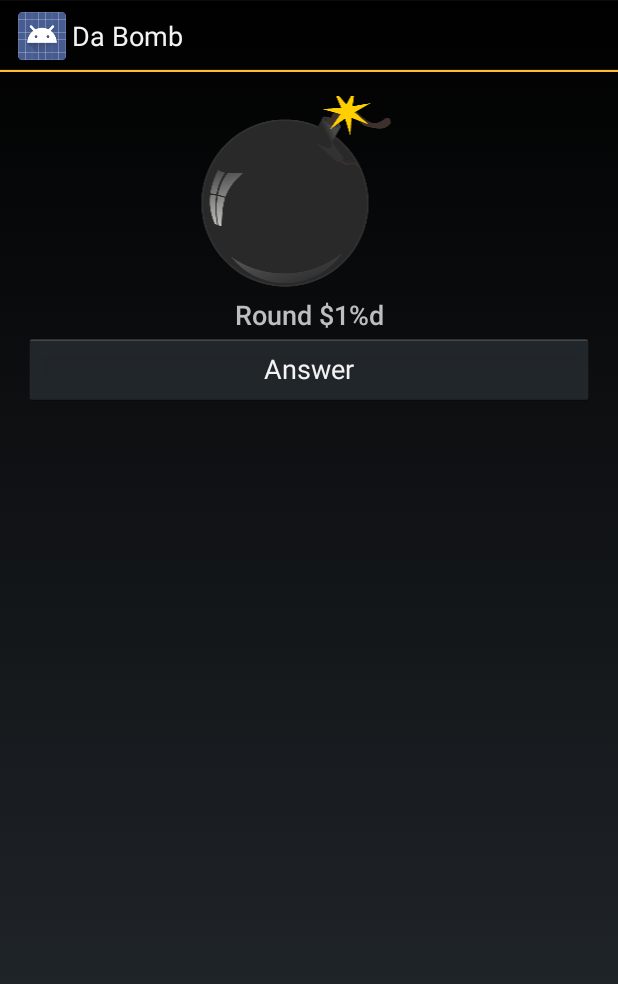
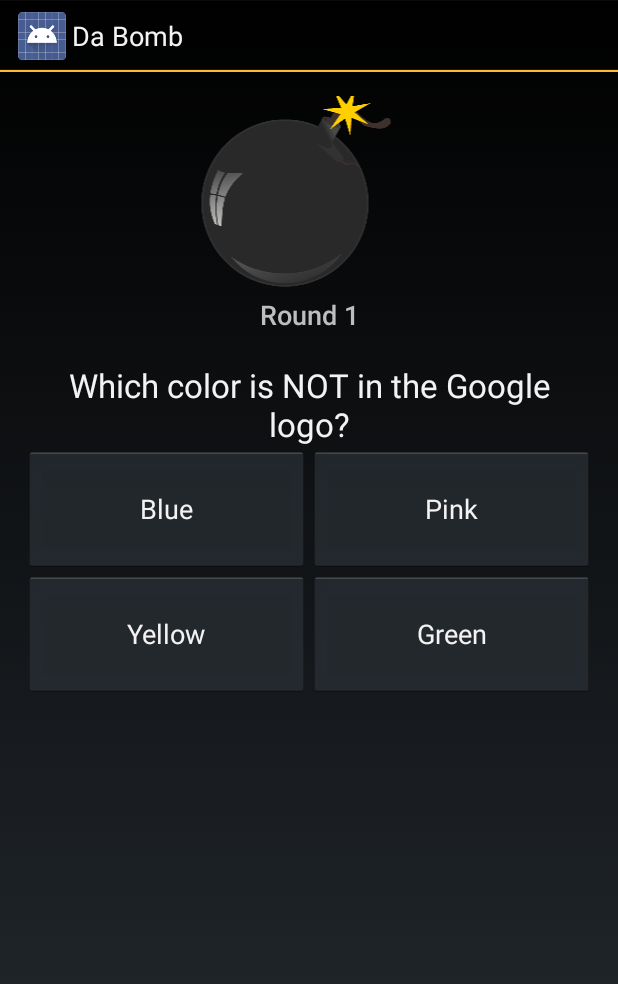
Before and after one commit to stefanhoth/devfestbe-dabomb, an Android app: the fragment SessionFragment shown on its own in the app's theme, on a phone screen of 412 x 824 dp. Shown: the top 984 px of the screen. Run offline under Robolectric (Android 15) with nearby library versions, the phone set to English and light mode, and no system bars; pictures from the network do not load.

Commit message:
Questions are now loaded and displayed randomly on the SessionActivity

```diff
--- a/app/src/main/java/be/devfest/dabomb/entities/Question.java
+++ b/app/src/main/java/be/devfest/dabomb/entities/Question.java
@@ -1,6 +1,8 @@
 package be.devfest.dabomb.entities;
 
-import java.util.HashMap;
+import com.google.gson.annotations.SerializedName;
+
+import java.util.List;
 
 /**
  * TODO describe class
@@ -12,15 +14,16 @@ import java.util.HashMap;
 public class Question {
 
     public String question;
-    public HashMap<String, String> options;
-    public String answer;
+    public List<String> options;
+    @SerializedName("answer")
+    public Integer answerId;
 
     @Override
     public String toString() {
         final StringBuilder sb = new StringBuilder("Question{");
         sb.append("question='").append(question).append('\'');
         sb.append(", options=").append(options);
-        sb.append(", answer='").append(answer).append('\'');
+        sb.append(", answerId=").append(answerId);
         sb.append('}');
         return sb.toString();
     }
--- a/app/src/main/java/be/devfest/dabomb/fragments/SessionFragment.java
+++ b/app/src/main/java/be/devfest/dabomb/fragments/SessionFragment.java
@@ -7,11 +7,17 @@ import android.view.LayoutInflater;
 import android.view.View;
 import android.view.ViewGroup;
 import android.view.animation.AnimationUtils;
+import android.widget.Button;
 import android.widget.ImageView;
+import android.widget.TextView;
 import android.widget.ViewFlipper;
 
+import java.util.List;
+import java.util.Random;
+
 import be.devfest.dabomb.R;
-import be.devfest.dabomb.activities.WelcomeActivity;
+import be.devfest.dabomb.data.QuizReader;
+import be.devfest.dabomb.entities.Question;
 import be.devfest.dabomb.helpers.Constants;
 
 /**
@@ -23,9 +29,12 @@ import be.devfest.dabomb.helpers.Constants;
  */
 public class SessionFragment extends android.app.Fragment implements View.OnClickListener {
 
-    private static final String TAG = WelcomeActivity.class.getName();
+    private static final String TAG = SessionFragment.class.getName();
     ViewFlipper mFlipper;
+    int flipperPosition = -1;
 
+    private List<Question> questions;
+    private Question currentQuestion;
 
     public static SessionFragment newInstance() {
 
@@ -40,7 +49,10 @@ public class SessionFragment extends android.app.Fragment implements View.OnClic
         View rootView = inflater.inflate(R.layout.fragment_session, null);
 
         try {
-            rootView.findViewById(R.id.btn_answer).setOnClickListener(this);
+            rootView.findViewById(R.id.btn_answer_0).setOnClickListener(this);
+            rootView.findViewById(R.id.btn_answer_1).setOnClickListener(this);
+            rootView.findViewById(R.id.btn_answer_2).setOnClickListener(this);
+            rootView.findViewById(R.id.btn_answer_3).setOnClickListener(this);
             rootView.findViewById(R.id.bananaphone).setOnClickListener(this);
 
             ((AnimationDrawable) ((ImageView) rootView.findViewById(R.id.bananaphone)).getDrawable()).start();
@@ -50,6 +62,19 @@ public class SessionFragment extends android.app.Fragment implements View.OnClic
                     R.anim.push_down_in));
             mFlipper.setOutAnimation(AnimationUtils.loadAnimation(getActivity(),
                     R.anim.push_up_out));
+
+            ((TextView) rootView.findViewById(R.id.session_question)).setText(currentQuestion.question);
+
+            ((Button) rootView.findViewById(R.id.btn_answer_0)).setText(currentQuestion.options.get(0));
+            ((Button) rootView.findViewById(R.id.btn_answer_1)).setText(currentQuestion.options.get(1));
+            ((Button) rootView.findViewById(R.id.btn_answer_2)).setText(currentQuestion.options.get(2));
+            ((Button) rootView.findViewById(R.id.btn_answer_3)).setText(currentQuestion.options.get(3));
+
+            if (flipperPosition != -1) {
+                mFlipper.setDisplayedChild(flipperPosition);
+            }
+
+
         } catch (NullPointerException e) {
             Log.e(TAG, "Could not set up buttons", e);
         }
@@ -62,23 +87,44 @@ public class SessionFragment extends android.app.Fragment implements View.OnClic
     public void onCreate(Bundle savedInstanceState) {
         super.onCreate(savedInstanceState);
 
-        if (mFlipper != null && savedInstanceState != null) {
-            int flipperPosition = savedInstanceState.getInt(Constants.KEY_SESSION_ACTIVE_FLIP);
-            mFlipper.setDisplayedChild(flipperPosition);
+        if (savedInstanceState != null) {
+            flipperPosition = savedInstanceState.getInt(Constants.KEY_SESSION_ACTIVE_FLIP);
         }
+
+        questions = QuizReader.load(getActivity());
+        currentQuestion = questions.get(new Random().nextInt(questions.size()));
     }
 
     @Override
     public void onClick(View view) {
 
-        Bundle extras = new Bundle();
-
         switch (view.getId()) {
 
-            case R.id.btn_answer:
             case R.id.bananaphone:
                 mFlipper.showNext();
                 break;
+            case R.id.btn_answer_0:
+                checkAnswer(0);
+                break;
+            case R.id.btn_answer_1:
+                checkAnswer(1);
+                break;
+            case R.id.btn_answer_2:
+                checkAnswer(2);
+                break;
+            case R.id.btn_answer_3:
+                checkAnswer(3);
+                break;
+        }
+    }
+
+    private void checkAnswer(int i) {
+
+        if (currentQuestion.answerId == i) {
+            getView().findViewById(R.id.screen_player_active).setBackgroundColor(getActivity().getResources().getColor(android.R.color.holo_green_light));
+            mFlipper.showNext();
+        } else {
+            getView().findViewById(R.id.screen_player_active).setBackgroundColor(getActivity().getResources().getColor(android.R.color.holo_red_dark));
         }
     }
 
--- a/app/src/main/res/layout/fragment_session.xml
+++ b/app/src/main/res/layout/fragment_session.xml
@@ -26,16 +26,65 @@
             android:id="@+id/label_session_round"
             android:layout_width="match_parent"
             android:layout_height="wrap_content"
+            android:text="Round 1"
+            style="@android:style/TextAppearance.DeviceDefault.Medium"
+            android:gravity="center"
+            android:layout_marginBottom="20dp" />
+
+
+        <TextView
+            android:id="@+id/session_question"
+            android:layout_width="match_parent"
+            android:layout_height="wrap_content"
             android:text="@string/label_session_round"
-            style="@android:style/TextAppearance.DeviceDefault.Medium"
+            style="@android:style/TextAppearance.DeviceDefault.Large"
             android:gravity="center" />
 
-
-        <Button
-            android:id="@+id/btn_answer"
+        <LinearLayout
             android:layout_width="match_parent"
             android:layout_height="wrap_content"
-            android:text="@string/btn_answer" />
+            android:orientation="horizontal">
+
+            <Button
+                android:id="@+id/btn_answer_0"
+                android:layout_width="0dp"
+                android:layout_height="wrap_content"
+                android:layout_weight="1"
+                android:lines="3"
+                android:text="@string/btn_answer" />
+
+            <Button
+                android:id="@+id/btn_answer_1"
+                android:layout_width="0dp"
+                android:layout_height="wrap_content"
+                android:layout_weight="1"
+                android:lines="3"
+                android:text="@string/btn_answer" />
+        </LinearLayout>
+
+        <LinearLayout
+            android:layout_width="match_parent"
+            android:layout_height="wrap_content"
+            android:orientation="horizontal">
+
+            <Button
+                android:id="@+id/btn_answer_2"
+                android:layout_width="0dp"
+                android:layout_height="wrap_content"
+                android:layout_weight="1"
+                android:lines="3"
+                android:text="@string/btn_answer" />
+
+            <Button
+                android:id="@+id/btn_answer_3"
+                android:layout_width="0dp"
+                android:layout_height="wrap_content"
+                android:layout_weight="1"
+                android:lines="3"
+                android:text="@string/btn_answer" />
+
+        </LinearLayout>
+
 
     </LinearLayout>
 
```
Also changed, not shown: app/src/main/java/be/devfest/dabomb/fragments/WelcomeFragment.java (+3 -6 lines), app/src/main/res/raw/quiz.json (+14 -14 lines).
